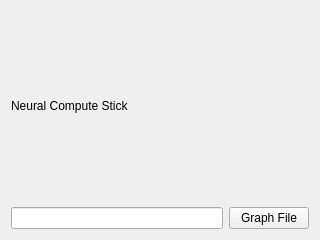
This is widget.ui in annotatorproject/annotatorplugin_ncs as Qt 5 draws it before an edit. The edited form follows.
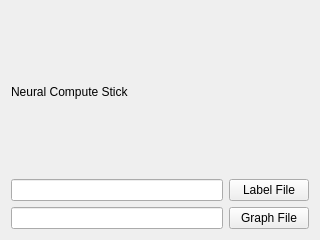
This is the edited form.

Commit message: added select label and graph files

```diff
--- a/widget.ui
+++ b/widget.ui
@@ -21,16 +21,26 @@
      </property>
     </widget>
    </item>
-   <item row="2" column="0">
+   <item row="3" column="0">
     <widget class="QLineEdit" name="graphLineEdit"/>
    </item>
-   <item row="2" column="1">
+   <item row="3" column="1">
     <widget class="QPushButton" name="graphButton">
      <property name="text">
       <string>Graph File</string>
      </property>
     </widget>
    </item>
+   <item row="2" column="1">
+    <widget class="QPushButton" name="labelsButton">
+     <property name="text">
+      <string>Label File</string>
+     </property>
+    </widget>
+   </item>
+   <item row="2" column="0">
+    <widget class="QLineEdit" name="labelLineEdit"/>
+   </item>
   </layout>
  </widget>
  <resources/>
```
The commit also changes 6 other files.
